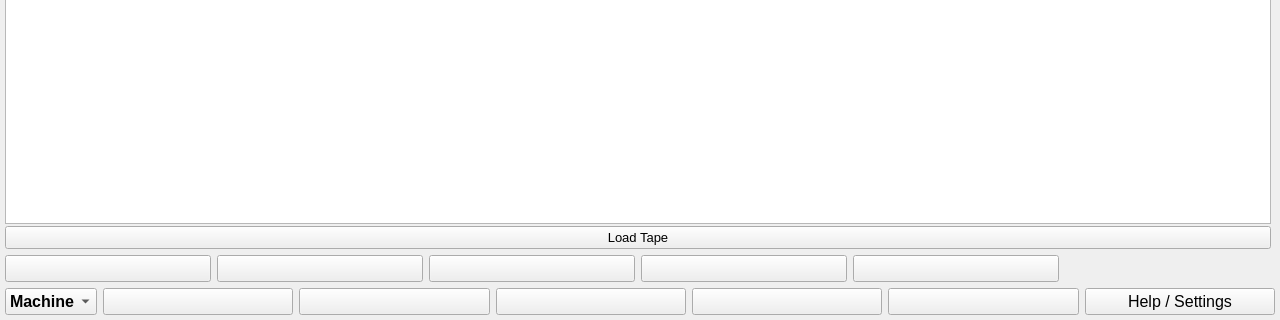
The window that Qt/TuringsMachineSimulator/usermachines.ui (fabioalves98/TuringsMachineGenerator) describes before a commit, drawn with Qt 5; both pictures show x 0 to 1280 and y 400 to 720 of the 1280 by 720 pixel window.
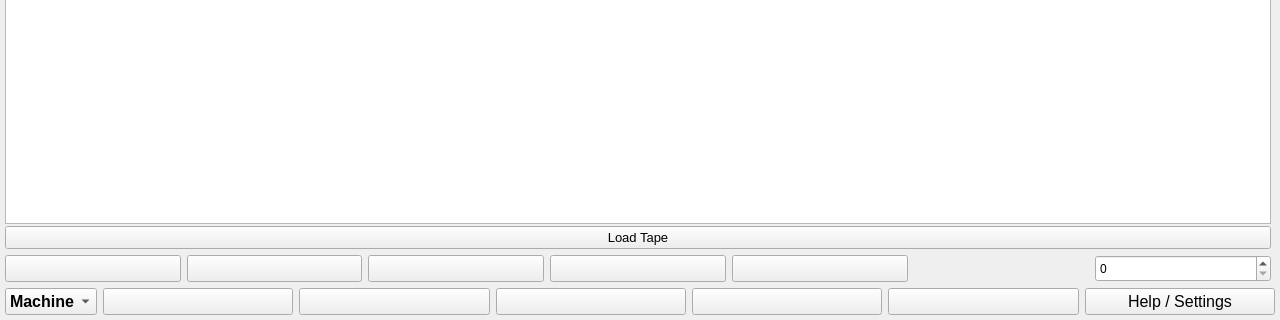
The same window after the commit.

Diff of the .ui file:
```diff
--- a/Qt/TuringsMachineSimulator/usermachines.ui
+++ b/Qt/TuringsMachineSimulator/usermachines.ui
@@ -338,6 +338,19 @@
             </property>
            </widget>
           </item>
+          <item>
+           <widget class="QSpinBox" name="spinBox">
+            <property name="sizePolicy">
+             <sizepolicy hsizetype="Minimum" vsizetype="Preferred">
+              <horstretch>0</horstretch>
+              <verstretch>0</verstretch>
+             </sizepolicy>
+            </property>
+            <property name="maximum">
+             <number>1000000</number>
+            </property>
+           </widget>
+          </item>
          </layout>
         </item>
        </layout>
```
